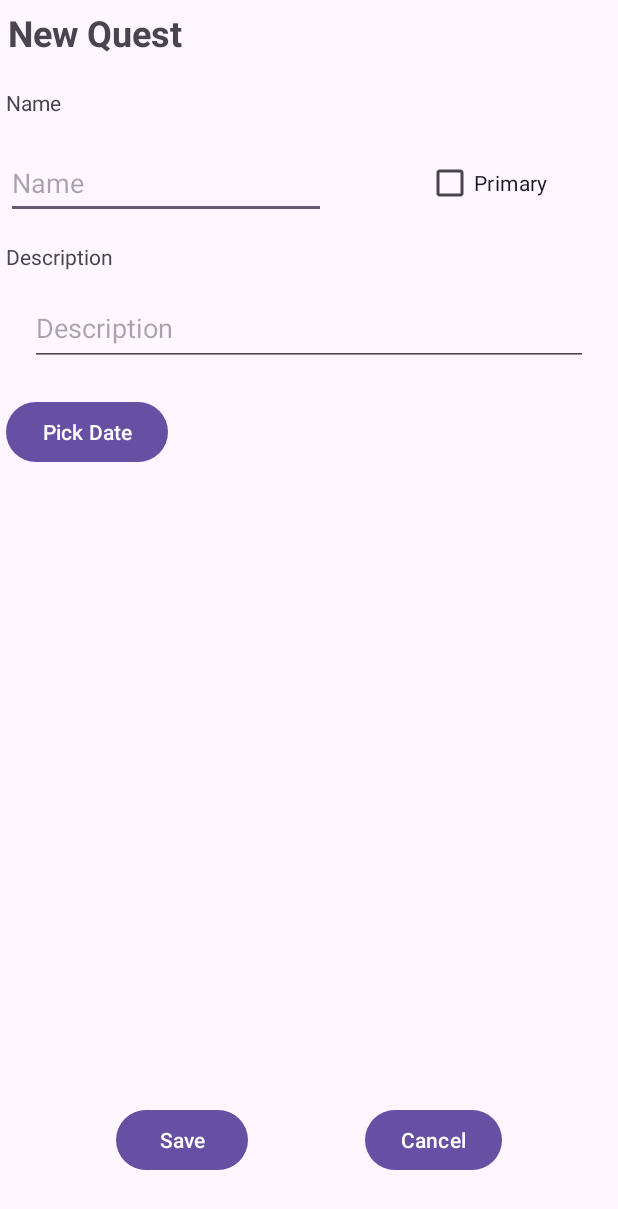
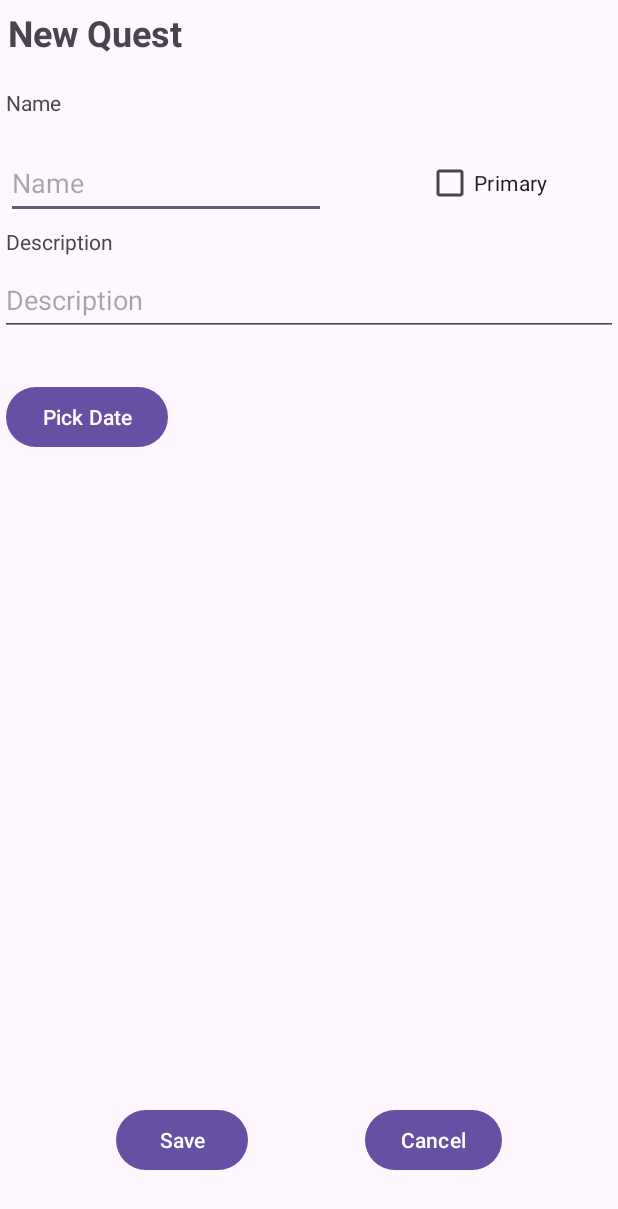
Before and after one commit to lexash707/BaldursGuideToGatekeeping, an Android app: the AddQuest screen opened directly, with no data from a screen before it, on a phone screen of 412 x 824 dp. Shown: the top 1209 px of the screen. Run offline under Robolectric (Android 15) with nearby library versions, the phone set to English and light mode, and no system bars.

Commit message:
initialised components and made some changes to the layout

```diff
--- a/app/src/main/java/com/example/baldursguidetogatekeeping/AddQuest.java
+++ b/app/src/main/java/com/example/baldursguidetogatekeeping/AddQuest.java
@@ -1,6 +1,10 @@
 package com.example.baldursguidetogatekeeping;
 
 import android.os.Bundle;
+import android.widget.Button;
+import android.widget.CheckBox;
+import android.widget.EditText;
+import android.widget.TextView;
 
 import androidx.activity.EdgeToEdge;
 import androidx.appcompat.app.AppCompatActivity;
@@ -10,11 +14,26 @@ import androidx.core.view.WindowInsetsCompat;
 
 public class AddQuest extends AppCompatActivity {
 
+    EditText nameInput;
+    EditText descriptionInput;
+    CheckBox primaryInput;
+    Button datePicking;
+    Button save;
+    Button cancel;
+
     @Override
     protected void onCreate(Bundle savedInstanceState) {
         super.onCreate(savedInstanceState);
         EdgeToEdge.enable(this);
         setContentView(R.layout.activity_add_quest);
+
+        nameInput = findViewById(R.id.questName);
+        descriptionInput = findViewById(R.id.descriptionInput);
+        primaryInput = findViewById(R.id.primaryCheckBox);
+        datePicking = findViewById(R.id.datePickBtn);
+        save = findViewById(R.id.saveBtn);
+        cancel = findViewById(R.id.cancelBtn);
+
         ViewCompat.setOnApplyWindowInsetsListener(findViewById(R.id.main), (v, insets) -> {
             Insets systemBars = insets.getInsets(WindowInsetsCompat.Type.systemBars());
             v.setPadding(systemBars.left, systemBars.top, systemBars.right, systemBars.bottom);
--- a/app/src/main/res/layout/activity_add_quest.xml
+++ b/app/src/main/res/layout/activity_add_quest.xml
@@ -47,27 +47,10 @@
         android:id="@+id/datePickBtn"
         android:layout_width="wrap_content"
         android:layout_height="wrap_content"
-        android:layout_marginTop="20dp"
+        android:layout_marginTop="30dp"
         android:text="@string/pick_date"
         app:layout_constraintStart_toStartOf="@+id/questName"
-        app:layout_constraintTop_toBottomOf="@+id/questDescriptionInput" />
-
-    <EditText
-        android:id="@+id/questDescriptionInput"
-        android:layout_width="0dp"
-        android:layout_height="wrap_content"
-        android:layout_marginStart="20dp"
-        android:layout_marginTop="50dp"
-        android:layout_marginEnd="20dp"
-        android:autofillHints=""
-        android:ems="10"
-        android:gravity="start|top"
-        android:hint="@string/description"
-        android:inputType="textMultiLine"
-        android:minHeight="48dp"
-        app:layout_constraintEnd_toEndOf="parent"
-        app:layout_constraintStart_toStartOf="parent"
-        app:layout_constraintTop_toBottomOf="@+id/questName" />
+        app:layout_constraintTop_toBottomOf="@+id/descriptionInput" />
 
     <TextView
         android:id="@+id/pickedDate"
@@ -85,13 +68,13 @@
         android:layout_marginBottom="40dp"
         android:text="@string/save"
         app:layout_constraintBottom_toBottomOf="parent"
-        app:layout_constraintEnd_toStartOf="@+id/button3"
+        app:layout_constraintEnd_toStartOf="@+id/cancelBtn"
         app:layout_constraintHorizontal_bias="0.5"
         app:layout_constraintHorizontal_chainStyle="spread"
         app:layout_constraintStart_toStartOf="parent" />
 
     <Button
-        android:id="@+id/button3"
+        android:id="@+id/cancelBtn"
         android:layout_width="wrap_content"
         android:layout_height="wrap_content"
         android:text="@android:string/cancel"
@@ -115,7 +98,22 @@
         android:layout_width="wrap_content"
         android:layout_height="wrap_content"
         android:text="@string/description"
-        app:layout_constraintBottom_toTopOf="@+id/questDescriptionInput"
+        app:layout_constraintBottom_toTopOf="@+id/descriptionInput"
         app:layout_constraintStart_toStartOf="@+id/textView5"
         app:layout_constraintTop_toBottomOf="@+id/questName" />
+
+    <EditText
+        android:id="@+id/descriptionInput"
+        android:layout_width="0dp"
+        android:layout_height="wrap_content"
+        android:layout_marginTop="30dp"
+        android:ems="10"
+        android:hint="@string/description"
+        android:inputType="text"
+        android:minHeight="48dp"
+        app:layout_constraintEnd_toEndOf="parent"
+        app:layout_constraintStart_toStartOf="parent"
+        app:layout_constraintTop_toBottomOf="@+id/questName"
+        android:autofillHints="" />
+
 </androidx.constraintlayout.widget.ConstraintLayout>
```
